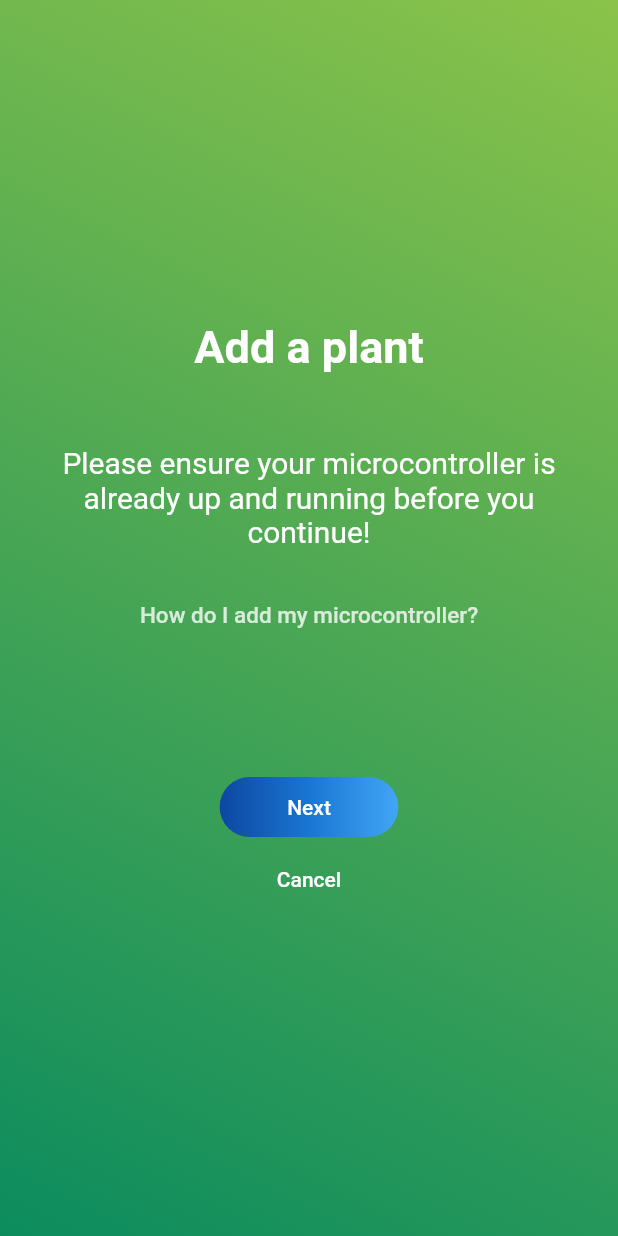
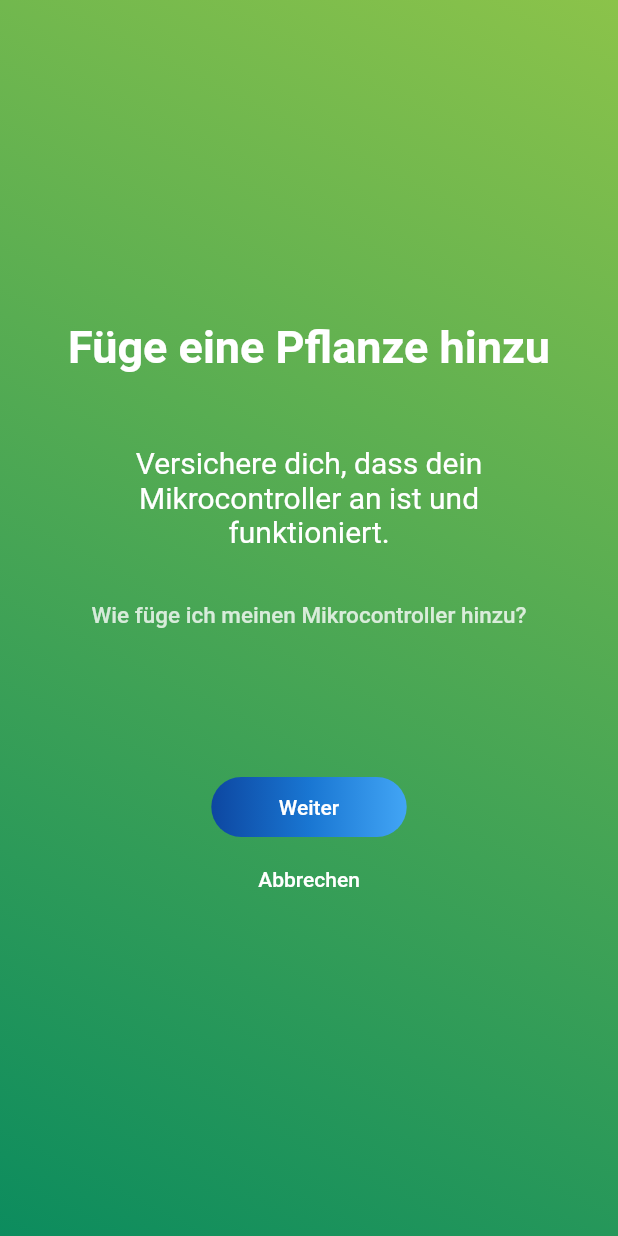
Before and after one commit to jdk-21/lazyplants, a Flutter app: the AddPlantScreen1 screen opened directly, on a phone screen of 412 x 824 dp. Run offline on Flutter 3.47's test engine with Material 2 defaults, Android fonts, the phone set to English and light mode, and no system bars; our stand-ins replace get, image_picker; network calls fail.

Commit message:
added localization german

```diff
--- a/lib/components/sliver_appbar.dart
+++ b/lib/components/sliver_appbar.dart
@@ -1,5 +1,6 @@
 import 'package:flutter/material.dart';
 import 'package:lazyplants/main.dart';
+import 'package:get/get.dart';
 
 class MySliverAppBar extends SliverPersistentHeaderDelegate {
   final double collapsedHeight;
@@ -83,7 +84,7 @@ class MySliverAppBar extends SliverPersistentHeaderDelegate {
             child: Row(
               children: [
                 Text(
-                  'Hi, John!',
+                  'hi' .tr + ', John!',
                   style: Theme.of(context).textTheme.headline5.copyWith(
                         color: Colors.white,
                         fontWeight: FontWeight.bold,
@@ -122,7 +123,7 @@ class MySliverAppBar extends SliverPersistentHeaderDelegate {
                       child: TextField(
                         onChanged: (value) {},
                         decoration: InputDecoration(
-                          hintText: "Search plant",
+                          hintText: 'home_searchText' .tr,
                           hintStyle: TextStyle(
                             color: kPrimaryColor.withOpacity(0.5),
                           ),
--- a/lib/screens/add_plant/add_plant_screen1.dart
+++ b/lib/screens/add_plant/add_plant_screen1.dart
@@ -2,6 +2,7 @@ import 'package:flutter/material.dart';
 import 'package:url_launcher/url_launcher.dart';
 import 'package:lazyplants/main.dart';
 import 'add_plant_screen2.dart';
+import 'package:get/get.dart';
 
 class AddPlantScreen1 extends StatelessWidget {
   const AddPlantScreen1({
@@ -29,7 +30,7 @@ class AddPlantScreen1 extends StatelessWidget {
               Padding(
                 padding: const EdgeInsets.only(bottom: 40),
                 child: Text(
-                  "Add a plant",
+                  "addPlant1_title" .tr,
                   style: TextStyle(
                     fontSize: 30,
                     fontWeight: FontWeight.bold,
@@ -38,12 +39,14 @@ class AddPlantScreen1 extends StatelessWidget {
               ),
               Padding(
                 padding: const EdgeInsets.only(
-                  top: 8.0,
-                  bottom: 20.0,
-                  left: 40.0,
-                  right: 40.0
+                    top: 8.0, bottom: 20.0, left: 40.0, right: 40.0),
+                child: Text(
+                  'addPlant1_body' .tr,
+                  textAlign: TextAlign.center,
+                  style: TextStyle(
+                    fontSize: 20,
+                  ),
                 ),
-                child: Text("Please ensure your microcontroller is already up and running before you continue!", textAlign: TextAlign.center , style: TextStyle(fontSize: 20, ),),
               ),
               /*Container(
                 margin: EdgeInsets.only(left: 40, right: 40),
@@ -71,16 +74,17 @@ class AddPlantScreen1 extends StatelessWidget {
                 ),
               ),*/
               FlatButton(
-                child: Text("How do I add my microcontroller?",
+                child: Text('addPlant1_helpText' .tr,
                     style: TextStyle(
                         color: Colors.white.withAlpha(200), fontSize: 15)),
                 onPressed: () async {
-                  const helpUrl =
-                      "https://github.com/jdk-21/lazyplants/tree/esp";
+                  var helpUrl = 'addPlant1_helpUrl' .tr;
                   if (await canLaunch(helpUrl)) {
                     await launch(helpUrl);
                   } else {
-                    throw "Could not launch $helpUrl";
+                    final snackBar = SnackBar(content: Text('urlLaunchError' .tr + helpUrl));
+                    // Find the ScaffoldMessenger in the widget tree and use it to show a SnackBar.
+                    ScaffoldMessenger.of(context).showSnackBar(snackBar);
                   }
                 },
               ),
@@ -113,8 +117,8 @@ class AddPlantScreen1 extends StatelessWidget {
                     ),
                     padding: const EdgeInsets.only(
                         left: 45.0, right: 45.0, top: 12, bottom: 12),
-                    child: const Text(
-                      'Next',
+                    child: Text(
+                      'next'.tr,
                       style: TextStyle(fontSize: 14),
                     ),
                   ),
@@ -131,8 +135,8 @@ class AddPlantScreen1 extends StatelessWidget {
                 child: Container(
                   padding: const EdgeInsets.only(
                       left: 15.0, right: 15.0, top: 10, bottom: 10),
-                  child: const Text(
-                    'Cancel',
+                  child: Text(
+                    'cancel' .tr,
                     style: TextStyle(fontSize: 14),
                   ),
                 ),
--- /dev/null
+++ b/lib/translation.dart
@@ -0,0 +1,94 @@
+import 'package:get/get.dart';
+
+class Translation extends Translations {
+  @override
+  Map<String, Map<String, String>> get keys => {
+        'en_US': {
+          //
+          'next': 'Next',
+          'cancel': 'Cancel',
+          'finish': 'Finish',
+          'back': 'Back',
+          'needHelp': 'Nedd help?',
+          'ok': 'OK',
+          'urlLaunchError': 'Could not launch URL:',
+          'useCamera': 'Use Camera',
+          'pickGallery': 'Pick from gallery',
+
+          // homescreen
+          'hi': 'Hi',
+          'hello': 'Hello',
+          'morning': 'Good Morning',
+          'afternoon': 'Good Afternoon',
+          'evening': 'Good Evening',
+          'night': 'Good Night',
+          'home_searchText': 'Search plant',
+
+          // navigation drawer
+          'home': 'Home',
+          'statistics': 'Statistics',
+          'howToConnect': 'How to connect?',
+          'settings': 'Settings',
+          'about': 'About',
+          'logout': 'Logout',
+
+          // add plant screens
+          'addPlant1_title': 'Add a plant',
+          'addPlant1_body': 'Please ensure your microcontroller is already up and running before you continue!',
+          'addPlant1_helpText': 'How do I add my microcontroller?',
+          'addPlant1_helpUrl': 'https://github.com/jdk-21/lazyplants/tree/esp',
+          'addPlant2_title': 'What\'s your name?',
+          'addPlant2_helpText': 'Name, please',
+          'addPlant2_hintName': 'Totally creative name',
+          'addPlant3_title': 'Set your defaults',
+          'addPlant3_humidityText': 'At what percentage should LazyPlants water your plants?',
+          'addPlant3_helpHumidityTitle': 'The Humidity Slider:',
+          'addPlant3_helpHumidityText': '0 represents 0% humidity and 100 represents 100%. If you set the slider to 75%, LazyPlants will water your plant if the humidity is below 75%.',
+          'addPlant4_title': 'Take a picture',
+
+        },
+        'de_DE': {
+          'next': 'Weiter',
+          'cancel': 'Abbrechen',
+          'finish': 'Beenden',
+          'back': 'Zurück',
+          'needHelp': 'Brauchst du Hilfe?',
+          'ok': 'OK',
+          'urlLaunchError': 'URL lässt sich nicht öffnen:',
+          'useCamera': 'Benutze Kamera',
+          'pickGallery': 'Von Galerie auswählen',
+
+          // homescreen
+          'hi': 'Hi',
+          'hello': 'Hallo',
+          'morning': 'Guten Morgen',
+          'afternoon': 'Guten Tag',
+          'evening': 'Guten Abend',
+          'night': 'Gute Nacht',
+          'home_searchText': 'Suche Pflanze',
+
+          // navigation drawer
+          'home': 'Home',
+          'statistics': 'Statistiken',
+          'howToConnect': 'Wie verbinde ich mich?',
+          'settings': 'Einstellungen',
+          'about': 'Über',
+          'logout': 'Logout',
+
+          // add plant screens
+          'addPlant1_title': 'Füge eine Pflanze hinzu',
+          'addPlant1_body': 'Versichere dich, dass dein Mikrocontroller an ist und funktioniert.',
+          'addPlant1_helpText': 'Wie füge ich meinen Mikrocontroller hinzu?',
+          'addPlant1_helpUrl': 'https://github.com/jdk-21/lazyplants/tree/esp',
+          'addPlant2_title': 'Name, bitte',
+          'addPlant2_helpText': 'Name der Pflanze',
+          'addPlant2_hintName': 'Total kreativer Name',
+          'addPlant3_title': 'Setze Standards',
+          'addPlant3_humidityText': 'Ab welcher Bodenfeuchtigkeit soll LazyPlants gießen?',
+          'addPlant3_helpHumidityTitle': 'Der Feuchtigkeitsregler:',
+          'addPlant3_helpHumidityText': '0 repräsentiert 0% und 100 repräsentiert 100%. Wenn der Regler bei 75% steht, gießt LazyPlants bei einer Bodenfeuchtigkeit von unter 75%.',
+          'addPlant4_title': 'Mache ein Foto',
+
+        }
+      };
+}
--- a/pubspec.yaml
+++ b/pubspec.yaml
@@ -25,6 +25,7 @@ dependencies:
     sdk: flutter
   url_launcher: ^5.7.10
   image_picker: ^0.6.7+14
+  get: ^3.17.1
 
 dev_dependencies:
   flutter_test:
```
Also changed, not shown: lib/components/navigation_drawer.dart (+7 -6 lines), lib/main.dart (+11 -1 lines), lib/screens/add_plant/add_plant_screen2.dart (+9 -7 lines), lib/screens/add_plant/add_plant_screen3.dart (+12 -11 lines), lib/screens/add_plant/add_plant_screen4.dart (+10 -9 lines), pubspec.lock.
